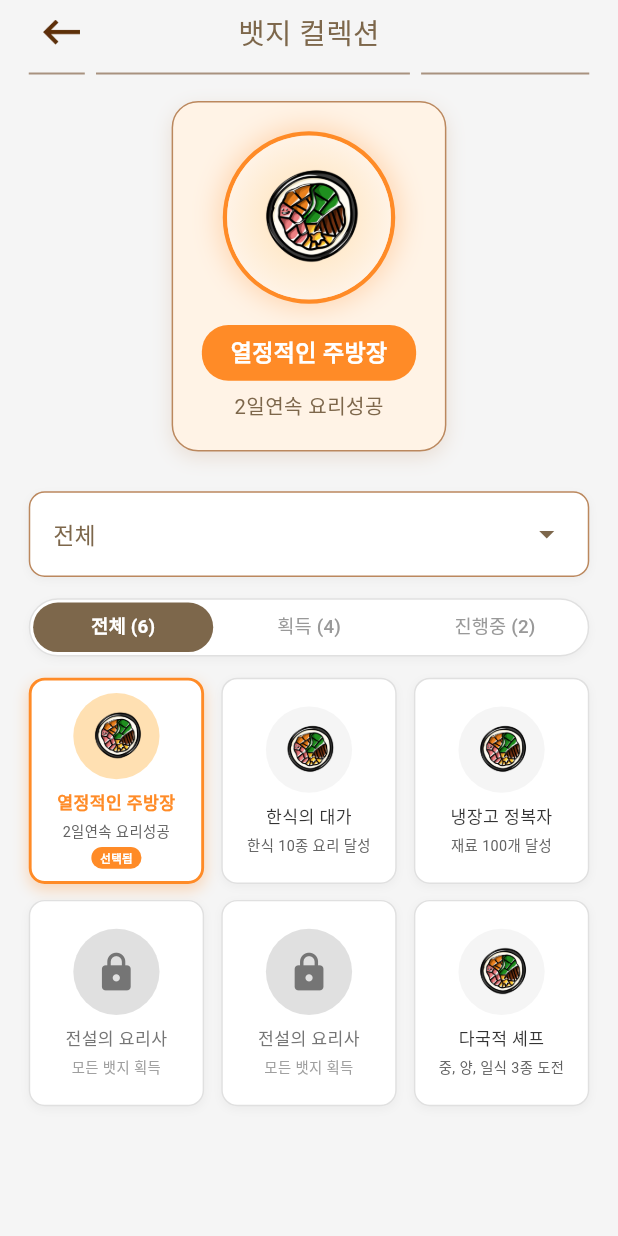
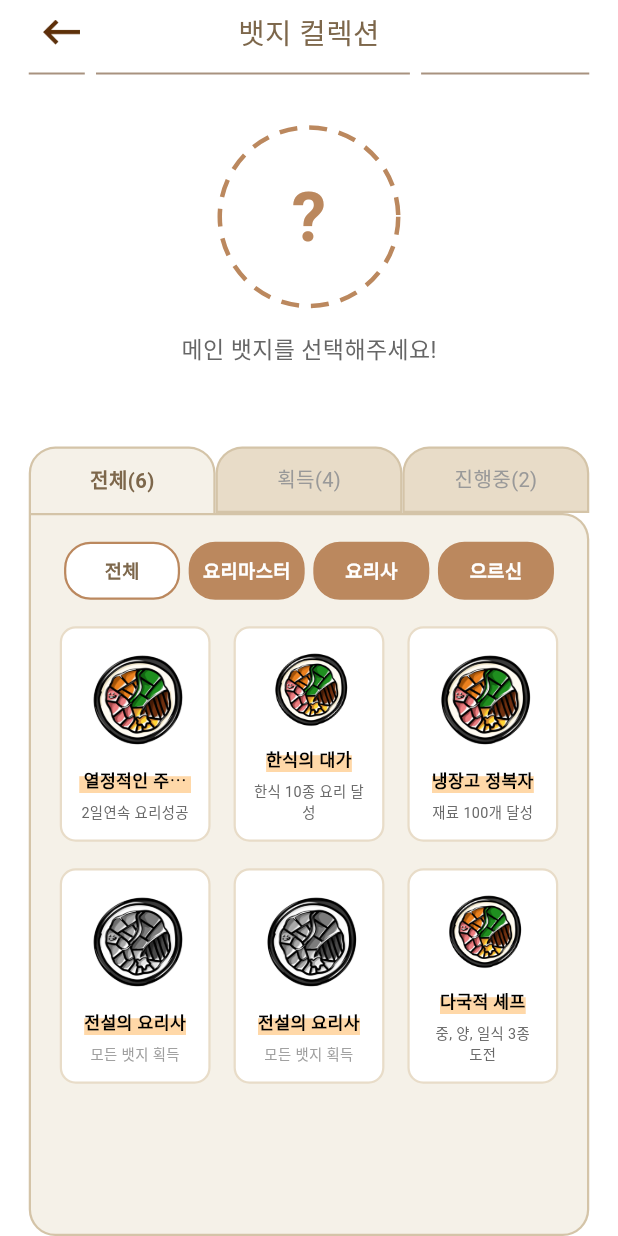
Before and after one commit to kara090813/recipe_inventory, a Flutter app: the BadgeCollectionScreen screen opened by its route, on a phone screen of 412 x 824 dp. Run offline on Flutter 3.47's test engine with Material 3 defaults, Android fonts, the phone set to English and light mode, and no system bars; drawn by our look-alikes of dotted_border; our stand-ins replace app_links, audioplayers, auto_size_text, cached_network_image, camera, cloud_firestore and 20 more; missing offline and left inert: google_mlkit_text_recognition, korean_levenshtein; accounts and stored records are empty; generated files the repository leaves out were written again; network calls fail; Roboto replaces fonts that are missing (Mapo).

Commit message:
badge screen 2

```diff
--- a/lib/screens/badgeCollection_screen.dart
+++ b/lib/screens/badgeCollection_screen.dart
@@ -1,10 +1,11 @@
-// lib/screens/badge_collection_screen.dart
+// lib/screens/badgeCollection_screen.dart
 import 'package:flutter/material.dart';
 import 'package:flutter_screenutil/flutter_screenutil.dart';
 import 'package:go_router/go_router.dart';
+import 'package:dotted_border/dotted_border.dart';
 import '../widgets/_widgets.dart';
 
-// 뱃지 모델 (임시)
+// 뱃지 모델
 class Badge {
   final String id;
   final String name;
@@ -12,7 +13,7 @@ class Badge {
   final String imagePath;
   final String type;
   final bool isUnlocked;
-  final bool isSelected; // 메인 뱃지로 선택되었는지
+  final bool isSelected;
 
   Badge({
     required this.id,
@@ -32,8 +33,7 @@ class BadgeCollectionScreen extends StatefulWidget {
   State<BadgeCollectionScreen> createState() => _BadgeCollectionScreenState();
 }
 
-class _BadgeCollectionScreenState extends State<BadgeCollectionScreen> with TickerProviderStateMixin {
-  late TabController _tabController;
+class _BadgeCollectionScreenState extends State<BadgeCollectionScreen> {
   int _selectedTabIndex = 0;
   String _selectedBadgeType = '전체';
 
@@ -46,7 +46,6 @@ class _BadgeCollectionScreenState extends State<BadgeCollectionScreen> with Tick
       imagePath: 'assets/imgs/badge/type/korean1.png',
       type: '요리마스터',
       isUnlocked: true,
-      isSelected: true,
     ),
     Badge(
       id: '2',
@@ -90,43 +89,25 @@ class _BadgeCollectionScreenState extends State<BadgeCollectionScreen> with Tick
     ),
   ];
 
-  final List<String> _badgeTypes = ['전체', '요리마스터', '요리사', '셰프'];
-
-  @override
-  void initState() {
-    super.initState();
-    _tabController = TabController(length: 3, vsync: this);
-    _tabController.addListener(() {
-      setState(() {
-        _selectedTabIndex = _tabController.index;
-      });
-    });
-  }
-
-  @override
-  void dispose() {
-    _tabController.dispose();
-    super.dispose();
-  }
+  final List<String> _badgeTypes = ['전체', '요리마스터', '요리사', '으르신'];
 
   // 메인 뱃지 가져오기
-  Badge get _mainBadge {
-    return _badges.firstWhere(
-          (badge) => badge.isSelected,
-      orElse: () => _badges.first,
-    );
+  Badge? get _mainBadge {
+    try {
+      return _badges.firstWhere((badge) => badge.isSelected);
+    } catch (e) {
+      return null;
+    }
   }
 
   // 필터링된 뱃지 리스트
   List<Badge> get _filteredBadges {
     List<Badge> filtered = _badges;
 
-    // 타입 필터링
     if (_selectedBadgeType != '전체') {
       filtered = filtered.where((badge) => badge.type == _selectedBadgeType).toList();
     }
 
-    // 탭 필터링
     switch (_selectedTabIndex) {
       case 0: // 전체
         break;
@@ -157,13 +138,12 @@ class _BadgeCollectionScreenState extends State<BadgeCollectionScreen> with Tick
   @override
   Widget build(BuildContext context) {
     return Scaffold(
-      backgroundColor: Color(0xFFF5F5F5),
+      backgroundColor: Colors.white,
       body: SafeArea(
         child: Column(
           children: [
             // 헤더
             Container(
-              color: Color(0xFFF5F5F5),
               padding: EdgeInsets.symmetric(horizontal: 20.w),
               child: Column(
                 children: [
@@ -171,40 +151,52 @@ class _BadgeCollectionScreenState extends State<BadgeCollectionScreen> with Tick
                   _buildHeader(),
                   SizedBox(height: 10.h),
                   DottedBarWidget(),
-                  SizedBox(height: 20.h),
+                  SizedBox(height: 40.h),
                 ],
               ),
             ),
 
-            // 메인 뱃지 영역
-            Container(
-              padding: EdgeInsets.symmetric(horizontal: 20.w),
-              child: _buildMainBadgeSection(),
-            ),
+            // 메인 뱃지 영역 (심플하게)
+            _buildMainBadgeSection(),
 
-            SizedBox(height: 30.h),
+            SizedBox(height: 60.h),
 
-            // 뱃지 타입 드롭다운
-            Container(
-              padding: EdgeInsets.symmetric(horizontal: 20.w),
-              child: _buildBadgeTypeDropdown(),
-            ),
-
-            SizedBox(height: 16.h),
-
-            // 탭바
-            Container(
-              padding: EdgeInsets.symmetric(horizontal: 20.w),
-              child: _buildTabBar(),
-            ),
-
-            SizedBox(height: 16.h),
-
-            // 뱃지 리스트
+            // 폴더 컨테이너
             Expanded(
               child: Container(
-                padding: EdgeInsets.symmetric(horizontal: 20.w),
-                child: _buildBadgeGrid(),
+                margin: EdgeInsets.symmetric(horizontal: 20.w),
+                child: Column(
+                  children: [
+                    // 폴더 탭들
+                    _buildFolderTabs(),
+
+                    // 폴더 내용
+                    Expanded(
+                      child: Container(
+                        decoration: BoxDecoration(
+                          color: Color(0xFFF5F1E8),
+                          borderRadius: BorderRadius.only(
+                            bottomLeft: Radius.circular(20.r),
+                            bottomRight: Radius.circular(20.r),
+                            topLeft: _selectedTabIndex == 0 ? Radius.zero : Radius.circular(20.r),
+                            topRight: _selectedTabIndex == 2 ? Radius.zero : Radius.circular(20.r),
+                          ),
+                          border: Border.all(color: Color(0xFFD4C4A8), width: 1.5),
+                        ),
+                        child: Column(
+                          children: [
+                            SizedBox(height: 20.h),
+                            // 뱃지 타입 선택기
+                            _buildBadgeTypeSelector(),
+                            SizedBox(height: 20.h),
+                            // 뱃지 리스트
+                            Expanded(child: _buildBadgeGrid()),
+                          ],
+                        ),
+                      ),
+                    ),
+                  ],
+                ),
               ),
             ),
           ],
@@ -228,200 +220,147 @@ class _BadgeCollectionScreenState extends State<BadgeCollectionScreen> with Tick
             ),
           ),
         ),
-        SizedBox(width: 46.w), // BackButton과 균형 맞추기
+        SizedBox(width: 46.w),
       ],
     );
   }
 
   Widget _buildMainBadgeSection() {
-    return Container(
-      padding: EdgeInsets.all(20.w),
-      decoration: BoxDecoration(
-        color: Color(0xFFFFF3E6),
-        borderRadius: BorderRadius.circular(20.r),
-        border: Border.all(color: Color(0xFFBB885E), width: 1),
-        boxShadow: [
-          BoxShadow(
-            color: Color(0xFFBB885E).withOpacity(0.2),
-            blurRadius: 10,
-            offset: Offset(0, 4),
-          ),
-        ],
-      ),
-      child: Column(
+    final mainBadge = _mainBadge;
+
+    return Column(
       children: [
-          // 메인 뱃지 이미지와 선택 효과
-          Container(
+        // 메인 뱃지 (심플한 도트 원형 + 물음표)
+        DottedBorder(
+          borderType: BorderType.Circle,
+          dashPattern: [12, 8],
+          color: Color(0xFFBB885E),
+          strokeWidth: 3,
+          child: Container(
             width: 120.w,
             height: 120.w,
             decoration: BoxDecoration(
               shape: BoxShape.circle,
-              border: Border.all(
-                color: Color(0xFFFF8B27),
-                width: 3.w,
-              ),
-              boxShadow: [
-                BoxShadow(
-                  color: Color(0xFFFF8B27).withOpacity(0.3),
-                  blurRadius: 15,
-                  spreadRadius: 2,
-                ),
-              ],
-            ),
-            child: ClipOval(
-              child: Container(
-                decoration: BoxDecoration(
-                  gradient: RadialGradient(
-                    colors: [
-                      Color(0xFFFFE0B2),
-                      Color(0xFFFFF3E6),
-                    ],
-                  ),
+              color: Colors.white,
             ),
             child: Center(
-                  child: Image.asset(
-                    _mainBadge.imagePath,
-                    width: 80.w,
-                    height: 80.w,
-                    errorBuilder: (context, error, stackTrace) {
-                      return Container(
-                        width: 80.w,
-                        height: 80.w,
-                        decoration: BoxDecoration(
-                          color: Color(0xFFFF8B27),
-                          shape: BoxShape.circle,
-                        ),
-                        child: Icon(
-                          Icons.emoji_events,
-                          color: Colors.white,
-                          size: 40.w,
-                        ),
-                      );
-                    },
+              child: Text(
+                '?',
+                style: TextStyle(
+                  fontSize: 48.sp,
+                  color: Color(0xFFBB885E),
+                  fontWeight: FontWeight.bold,
                 ),
               ),
             ),
           ),
         ),
 
-          SizedBox(height: 16.h),
+        SizedBox(height: 20.h),
 
-          // 뱃지 이름
-          Container(
-            padding: EdgeInsets.symmetric(horizontal: 20.w, vertical: 8.h),
+        // 설명 텍스트
+        Text(
+          '메인 뱃지를 선택해주세요!',
+          style: TextStyle(
+            fontSize: 16.sp,
+            color: Color(0xFF666666),
+            fontFamily: 'Mapo',
+          ),
+        ),
+      ],
+    );
+  }
+
+  Widget _buildFolderTabs() {
+    return Row(
+      children: [
+        _buildFolderTab('전체', 0, _totalCount),
+        _buildFolderTab('획득', 1, _unlockedCount),
+        _buildFolderTab('진행중', 2, _progressCount),
+      ],
+    );
+  }
+
+  Widget _buildFolderTab(String title, int index, int count) {
+    final isSelected = _selectedTabIndex == index;
+
+    return Expanded(
+      child: GestureDetector(
+        onTap: () {
+          setState(() {
+            _selectedTabIndex = index;
+          });
+        },
+        child: Container(
+          height: 50.h,
           decoration: BoxDecoration(
-              color: Color(0xFFFF8B27),
-              borderRadius: BorderRadius.circular(20.r),
+            color: isSelected ? Color(0xFFF5F1E8) : Color(0xFFE8DCC8),
+            borderRadius: BorderRadius.only(
+              topLeft: Radius.circular(20.r),
+              topRight: Radius.circular(20.r),
             ),
+            border: Border(
+              top: BorderSide(color: Color(0xFFD4C4A8), width: 1.5),
+              left: BorderSide(color: Color(0xFFD4C4A8), width: 1.5),
+              right: BorderSide(color: Color(0xFFD4C4A8), width: 1.5),
+              bottom: isSelected ? BorderSide.none : BorderSide(color: Color(0xFFD4C4A8), width: 1.5),
+            ),
+          ),
+          child: Center(
             child: Text(
-              _mainBadge.name,
+              '$title($count)',
               style: TextStyle(
-                color: Colors.white,
-                fontSize: 16.sp,
-                fontWeight: FontWeight.bold,
+                fontSize: 14.sp,
+                fontWeight: isSelected ? FontWeight.bold : FontWeight.normal,
+                color: isSelected ? Color(0xFF7D674B) : Color(0xFF999999),
                 fontFamily: 'Mapo',
               ),
             ),
           ),
-
-          SizedBox(height: 8.h),
-
-          // 뱃지 설명
-          Text(
-            _mainBadge.description,
-            style: TextStyle(
-              color: Color(0xFF7D674B),
-              fontSize: 14.sp,
-              fontFamily: 'Mapo',
         ),
-          ),
-        ],
       ),
     );
   }
 
-  Widget _buildBadgeTypeDropdown() {
+  Widget _buildBadgeTypeSelector() {
     return Container(
-      padding: EdgeInsets.symmetric(horizontal: 16.w, vertical: 4.h),
+      margin: EdgeInsets.symmetric(horizontal: 20.w),
+      child: Row(
+        children: _badgeTypes.map((type) {
+          final isSelected = _selectedBadgeType == type;
+          return Expanded(
+            child: GestureDetector(
+              onTap: () {
+                setState(() {
+                  _selectedBadgeType = type;
+                });
+              },
+              child: Container(
+                margin: EdgeInsets.symmetric(horizontal: 3.w),
+                padding: EdgeInsets.symmetric(vertical: 10.h),
                 decoration: BoxDecoration(
-        color: Colors.white,
-        borderRadius: BorderRadius.circular(12.r),
-        border: Border.all(color: Color(0xFFBB885E), width: 1),
-        boxShadow: [
-          BoxShadow(
-            color: Colors.grey.withOpacity(0.1),
-            blurRadius: 4,
-            offset: Offset(0, 2),
+                  color: isSelected ? Colors.white : Color(0xFFBB885E),
+                  borderRadius: BorderRadius.circular(20.r),
+                  border: Border.all(
+                    color: Color(0xFFBB885E),
+                    width: 1.5,
                   ),
-        ],
                 ),
-      child: DropdownButton<String>(
-        value: _selectedBadgeType,
-        isExpanded: true,
-        underline: Container(),
-        icon: Icon(Icons.arrow_drop_down, color: Color(0xFF7D674B)),
+                child: Center(
+                  child: Text(
+                    type,
                     style: TextStyle(
-          color: Color(0xFF7D674B),
-          fontSize: 16.sp,
+                      fontSize: 13.sp,
+                      fontWeight: FontWeight.bold,
+                      color: isSelected ? Color(0xFF7D674B) : Colors.white,
                       fontFamily: 'Mapo',
                     ),
-        onChanged: (String? newValue) {
-          if (newValue != null) {
-            setState(() {
-              _selectedBadgeType = newValue;
-            });
-          }
-        },
-        items: _badgeTypes.map<DropdownMenuItem<String>>((String value) {
-          return DropdownMenuItem<String>(
-            value: value,
-            child: Text(value),
+                  ),
+                ),
+              ),
+            ),
           );
         }).toList(),
-      ),
-    );
-  }
-
-  Widget _buildTabBar() {
-    return Container(
-      height: 44.h,
-      decoration: BoxDecoration(
-        color: Colors.white,
-        borderRadius: BorderRadius.circular(22.r),
-        border: Border.all(color: Color(0xFFE0E0E0), width: 1),
-        boxShadow: [
-          BoxShadow(
-            color: Colors.grey.withOpacity(0.1),
-            blurRadius: 4,
-            offset: Offset(0, 2),
-          ),
-        ],
-      ),
-      child: TabBar(
-        controller: _tabController,
-        indicator: BoxDecoration(
-          color: Color(0xFF7D674B),
-          borderRadius: BorderRadius.circular(20.r),
-        ),
-        indicatorPadding: EdgeInsets.all(2.w),
-        indicatorSize: TabBarIndicatorSize.tab,
-        dividerColor: Colors.transparent,
-        labelColor: Colors.white,
-        unselectedLabelColor: Color(0xFF999999),
-        labelStyle: TextStyle(
-          fontSize: 13.sp,
-          fontWeight: FontWeight.bold,
-          fontFamily: 'Mapo',
-        ),
-        unselectedLabelStyle: TextStyle(
-          fontSize: 13.sp,
-          fontFamily: 'Mapo',
-        ),
-        tabs: [
-          Tab(text: '전체 ($_totalCount)'),
-          Tab(text: '획득 ($_unlockedCount)'),
-          Tab(text: '진행중 ($_progressCount)'),
-        ],
       ),
     );
   }
@@ -453,24 +392,29 @@ class _BadgeCollectionScreenState extends State<BadgeCollectionScreen> with Tick
       );
     }
 
-    return GridView.builder(
+    return Container(
+      padding: EdgeInsets.symmetric(horizontal: 20.w),
+      child: GridView.builder(
         padding: EdgeInsets.zero,
         gridDelegate: SliverGridDelegateWithFixedCrossAxisCount(
           crossAxisCount: 3,
-        crossAxisSpacing: 12.w,
-        mainAxisSpacing: 12.h,
-        childAspectRatio: 0.85,
+          crossAxisSpacing: 16.w,
+          mainAxisSpacing: 20.h,
+          childAspectRatio: 0.7,
         ),
         itemCount: filteredBadges.length,
         itemBuilder: (context, index) {
           final badge = filteredBadges[index];
           return _buildBadgeCard(badge);
         },
+      ),
     );
   }
 
   Widget _buildBadgeCard(Badge badge) {
-    final isSelected = badge.isSelected;
+    final imagePath = badge.isUnlocked
+        ? badge.imagePath
+        : badge.imagePath.replaceAll('.png', '_disable.png');
 
     return GestureDetector(
       onTap: () {
@@ -522,119 +466,79 @@ class _BadgeCollectionScreenState extends State<BadgeCollectionScreen> with Tick
         decoration: BoxDecoration(
           color: Colors.white,
           borderRadius: BorderRadius.circular(12.r),
-          border: Border.all(
-            color: isSelected ? Color(0xFFFF8B27) : Color(0xFFE0E0E0),
-            width: isSelected ? 2.w : 1.w,
+          border: Border.all(color: Color(0xFFE8DCC8), width: 1.5),
         ),
-          boxShadow: [
-            if (isSelected)
-              BoxShadow(
-                color: Color(0xFFFF8B27).withOpacity(0.3),
-                blurRadius: 8,
-                offset: Offset(0, 4),
-              )
-            else
-              BoxShadow(
-                color: Colors.grey.withOpacity(0.1),
-                blurRadius: 4,
-                offset: Offset(0, 2),
+        padding: EdgeInsets.all(12.w),
+        child: Column(
+          children: [
+            // 뱃지 이미지 (큼직하게)
+            Expanded(
+              flex: 3,
+              child: Container(
+                width: double.infinity,
+                child: Image.asset(
+                  imagePath,
+                  fit: BoxFit.contain,
+                  errorBuilder: (context, error, stackTrace) {
+                    return Container(
+                      decoration: BoxDecoration(
+                        color: badge.isUnlocked ? Color(0xFFFF8B27) : Colors.grey[400],
+                        shape: BoxShape.circle,
                       ),
-          ],
+                      child: Icon(
+                        Icons.emoji_events,
+                        color: Colors.white,
+                        size: 30.w,
                       ),
-        child: Column(
-          mainAxisAlignment: MainAxisAlignment.center,
-          children: [
-            // 뱃지 이미지
-            Container(
-              width: 60.w,
-              height: 60.w,
-              decoration: BoxDecoration(
-                shape: BoxShape.circle,
-                color: badge.isUnlocked
-                    ? (isSelected ? Color(0xFFFFE0B2) : Color(0xFFF5F5F5))
-                    : Colors.grey[300],
-              ),
-              child: Center(
-                child: badge.isUnlocked
-                    ? Image.asset(
-                  badge.imagePath,
-                  width: 40.w,
-                  height: 40.w,
-                  errorBuilder: (context, error, stackTrace) {
-                    return Icon(
-                      Icons.emoji_events,
-                      color: isSelected ? Color(0xFFFF8B27) : Color(0xFF7D674B),
-                      size: 30.w,
                     );
                   },
-                )
-                    : Icon(
-                  Icons.lock,
-                  color: Colors.grey[600],
-                  size: 30.w,
                 ),
               ),
             ),
 
             SizedBox(height: 8.h),
 
-            // 뱃지 이름
-            Padding(
-              padding: EdgeInsets.symmetric(horizontal: 4.w),
-              child: Text(
+            // 뱃지 이름 (형광펜 효과)
+            Stack(
+              children: [
+                Positioned(
+                  left: 0,
+                  right: 0,
+                  bottom: -1,
+                  child: Container(
+                    height: 14.h,
+                    color: Color(0xFFFFD8A8),
+                  ),
+                ),
+                Text(
                   badge.name,
                   style: TextStyle(
                     fontSize: 12.sp,
-                  fontWeight: isSelected ? FontWeight.bold : FontWeight.normal,
-                  color: badge.isUnlocked
-                      ? (isSelected ? Color(0xFFFF8B27) : Color(0xFF333333))
-                      : Colors.grey[600],
+                    fontWeight: FontWeight.bold,
+                    color: Colors.black,
+                    fontFamily: 'Mapo',
+                  ),
+                  textAlign: TextAlign.center,
+                  maxLines: 1,
+                  overflow: TextOverflow.ellipsis,
+                ),
+              ],
+            ),
+
+            SizedBox(height: 6.h),
+
+            // 뱃지 설명 (작게)
+            Text(
+              badge.description,
+              style: TextStyle(
+                fontSize: 10.sp,
+                color: badge.isUnlocked ? Color(0xFF666666) : Colors.grey[500],
                 fontFamily: 'Mapo',
               ),
               textAlign: TextAlign.center,
               maxLines: 2,
               overflow: TextOverflow.ellipsis,
             ),
-            ),
-
-            SizedBox(height: 4.h),
-
-            // 뱃지 설명
-            Padding(
-              padding: EdgeInsets.symmetric(horizontal: 4.w),
-              child: Text(
-                badge.description,
-                style: TextStyle(
-                  fontSize: 10.sp,
-                  color: badge.isUnlocked ? Colors.grey[700] : Colors.grey[500],
-                  fontFamily: 'Mapo',
-                ),
-                textAlign: TextAlign.center,
-                maxLines: 2,
-                overflow: TextOverflow.ellipsis,
-              ),
-            ),
-
-            // 선택 표시
-            if (isSelected && badge.isUnlocked) ...[
-              SizedBox(height: 4.h),
-              Container(
-                padding: EdgeInsets.symmetric(horizontal: 6.w, vertical: 2.h),
-                decoration: BoxDecoration(
-                  color: Color(0xFFFF8B27),
-                  borderRadius: BorderRadius.circular(8.r),
-                ),
-                child: Text(
-                  '선택됨',
-                  style: TextStyle(
-                    color: Colors.white,
-                    fontSize: 8.sp,
-                    fontWeight: FontWeight.bold,
-                    fontFamily: 'Mapo',
-                  ),
-                ),
-              ),
-            ],
           ],
         ),
       ),
--- a/pubspec.yaml
+++ b/pubspec.yaml
@@ -71,6 +71,7 @@ dependencies:
   in_app_review: ^2.0.10
   hive: ^2.2.3
   hive_flutter: ^1.1.0
+  dotted_border: ^2.1.0
 
   # The following adds the Cupertino Icons font to your application.
   # Use with the CupertinoIcons class for iOS style icons.
```
Also changed, not shown: pubspec.lock. Lines whose indentation alone changed are shown as unchanged.
